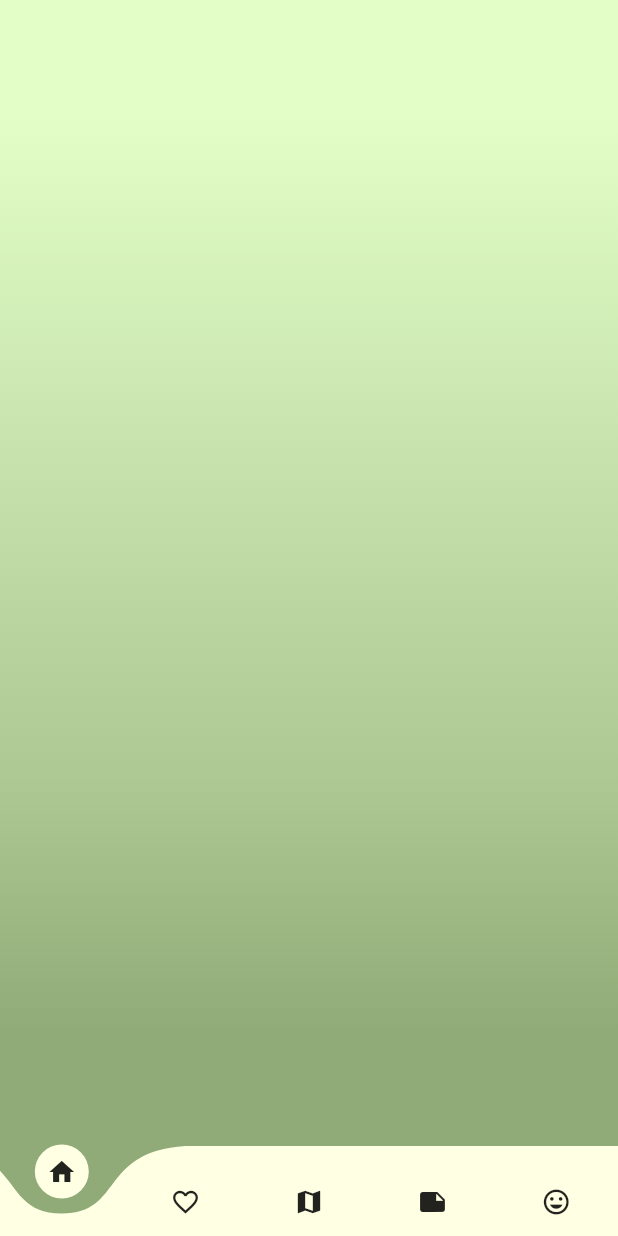
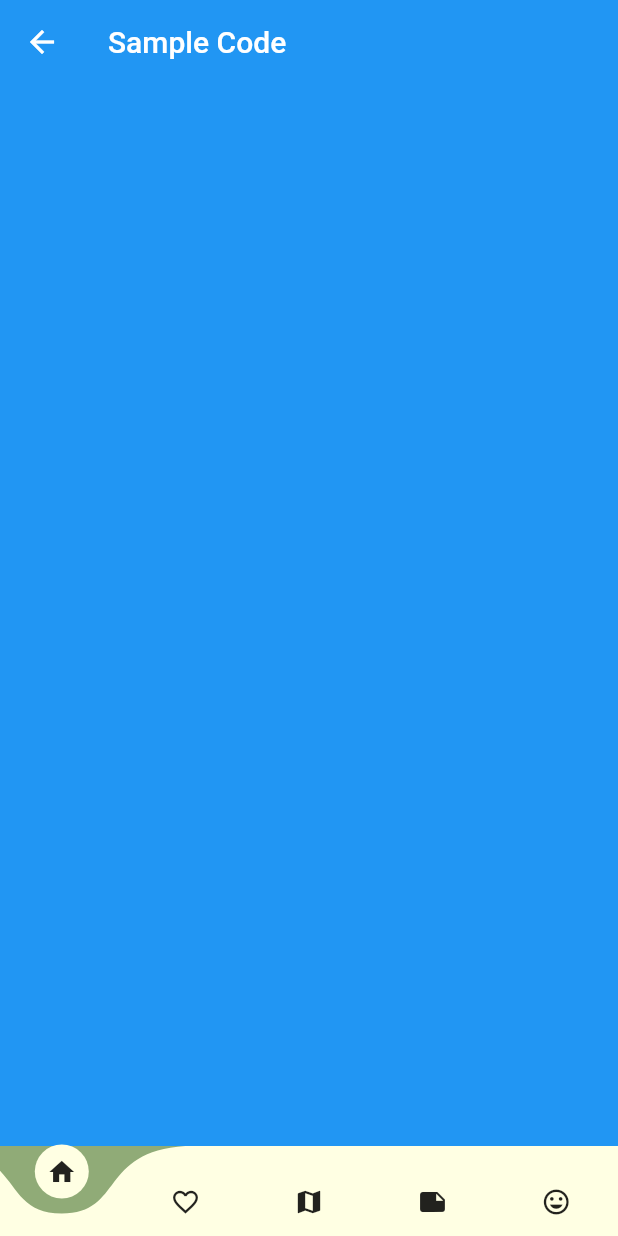
Before and after one commit to Sanitc/phoikos, a Flutter app: the screen it shows after launch, after a tap on "CONNEXION", on a phone screen of 412 x 824 dp. Run offline on Flutter 3.47's test engine with Material 2 defaults, Android fonts, the phone set to English and light mode, and no system bars; drawn by our look-alikes of curved_navigation_bar; our stand-ins replace google_maps_flutter.

Commit message:
- cleaning - optimize switching between views on main page

```diff
--- a/lib/main.dart
+++ b/lib/main.dart
@@ -1,23 +1,20 @@
 import 'package:flutter/material.dart';
 import 'package:flutter/services.dart';
-import 'package:phoikos/pages/login_screen.dart';
+import 'package:phoikos/page/login_page.dart';
 
 void main() => runApp(MyApp());
 
 class MyApp extends StatelessWidget {
-  // This widget is the root of your application.
   @override
   Widget build(BuildContext context) {
     SystemChrome.setEnabledSystemUIOverlays([]);
     SystemChrome.setPreferredOrientations([
       DeviceOrientation.portraitUp,
-      DeviceOrientation.portraitDown,
     ]);
 
     return MaterialApp(
-      title: 'Flutter Login UI',
       debugShowCheckedModeBanner: false,
-      home: LoginScreen(),
+      home: LoginPageWidget(),
     );
   }
 }
--- a/lib/pages/login_screen.dart
+++ b/lib/page/login_page.dart
@@ -1,14 +1,14 @@
 import 'package:flutter/material.dart';
 import 'package:flutter/services.dart';
-import 'package:phoikos/pages/homePage.dart';
-import 'package:phoikos/utilities/constants.dart';
+import 'package:phoikos/page/main_page.dart';
+import 'package:phoikos/utils/constants.dart';
 
-class LoginScreen extends StatefulWidget {
+class LoginPageWidget extends StatefulWidget {
   @override
-  _LoginScreenState createState() => _LoginScreenState();
+  _LoginPageWidgetState createState() => _LoginPageWidgetState();
 }
 
-class _LoginScreenState extends State<LoginScreen> {
+class _LoginPageWidgetState extends State<LoginPageWidget> {
   bool _rememberMe = false;
 
   Widget _buildEmailTF() {
@@ -244,9 +244,8 @@ class _LoginScreenState extends State<LoginScreen> {
   }
 
   void goToHomePage() {
-    Navigator.push(context,
-        new MaterialPageRoute(builder: (BuildContext context) {
-      return new BottomNavBar();
+    Navigator.push(context, MaterialPageRoute(builder: (BuildContext context) {
+      return MainPageWidget();
     }));
   }
 }
--- /dev/null
+++ b/lib/page/main_page.dart
@@ -0,0 +1,73 @@
+import 'package:curved_navigation_bar/curved_navigation_bar.dart';
+import 'package:flutter/material.dart';
+import 'package:phoikos/screen/favorite_screen.dart';
+import 'package:phoikos/screen/home_screen.dart';
+import 'package:phoikos/screen/map_screen.dart';
+import 'package:phoikos/screen/note_screen.dart';
+import 'package:phoikos/screen/profile_screen.dart';
+
+class MainPageWidget extends StatefulWidget {
+  @override
+  _MainPageWidgetState createState() => _MainPageWidgetState();
+}
+
+class _MainPageWidgetState extends State<MainPageWidget> {
+  final GlobalKey _bottomNavigationKey = GlobalKey();
+
+  final HomeScreenWidget _homeScreenWidget = HomeScreenWidget();
+  final FavoriteScreenWidget _favoriteScreenWidget = FavoriteScreenWidget();
+  final MapScreenWidget _mapScreenWidget = MapScreenWidget();
+  final NoteScreenWidget _noteScreenWidget = NoteScreenWidget();
+  final ProfileScreenWidget _profileScreenWidget = ProfileScreenWidget();
+
+  int _pageIndex = 0;
+
+  @override
+  void initState() {
+    super.initState();
+  }
+
+  @override
+  Widget build(BuildContext context) {
+    return Scaffold(
+      bottomNavigationBar: CurvedNavigationBar(
+        key: _bottomNavigationKey,
+        index: _pageIndex,
+        height: 60.0,
+        items: <Widget>[
+          Icon(Icons.home, size: 20),
+          Icon(Icons.favorite_border, size: 20),
+          Icon(Icons.map, size: 20),
+          Icon(Icons.note, size: 20),
+          Icon(Icons.tag_faces, size: 20),
+        ],
+        color: Color(0xFFFFFFE3),
+        backgroundColor: Color(0xFF90AB77),
+        buttonBackgroundColor: Color(0xFFFFFFE3),
+        animationCurve: Curves.easeInOut,
+        animationDuration: Duration(milliseconds: 300),
+        onTap: (int index) {
+          setState(() {
+            _pageIndex = index;
+          });
+        },
+      ),
+      body: Stack(
+        children: <Widget>[
+          _widgetWithOpacity(_pageIndex == 0, _homeScreenWidget),
+          _widgetWithOpacity(_pageIndex == 1, _favoriteScreenWidget),
+          _widgetWithOpacity(_pageIndex == 2, _mapScreenWidget),
+          _widgetWithOpacity(_pageIndex == 3, _noteScreenWidget),
+          _widgetWithOpacity(_pageIndex == 4, _profileScreenWidget),
+        ],
+      ),
+    );
+  }
+
+  Widget _widgetWithOpacity(bool visible, Widget child) {
+    return Opacity(
+      opacity: visible ? 1.0 : 0.0,
+      child: child,
+    );
+  }
+}
--- a/lib/pages/homePage.dart
+++ /dev/null
@@ -1,103 +0,0 @@
-import 'package:curved_navigation_bar/curved_navigation_bar.dart';
-import 'package:flutter/material.dart';
-import 'package:flutter/services.dart';
-import 'package:phoikos/pages/pageAccueil.dart';
-import 'package:phoikos/pages/pageFavoris.dart';
-import 'package:phoikos/pages/pageMap.dart';
-import 'package:phoikos/pages/pageNotes.dart';
-import 'package:phoikos/pages/pageProfil.dart';
-
-void main() => runApp(
-    MaterialApp(debugShowCheckedModeBanner: false, home: BottomNavBar()));
-
-class BottomNavBar extends StatefulWidget {
-  @override
-  _BottomNavBarState createState() => _BottomNavBarState();
-}
-
-class _BottomNavBarState extends State<BottomNavBar> {
-  int pageIndex = 0;
-  GlobalKey _bottomNavigationKey = GlobalKey();
-
-  final PageAccueil _pageAccueil = PageAccueil();
-  final PageFavoris _pageFavoris = PageFavoris();
-  final PageMap _pageMap = PageMap();
-  final PageNotes _pageNotes = PageNotes();
-  final PageProfil _pageProfil = PageProfil();
-
-  Widget _showPage = new PageAccueil();
-
-  Widget _pageChooser(int page) {
-    switch (page) {
-      case 0:
-        return _pageAccueil;
-        break;
-
-      case 1:
-        return _pageFavoris;
-        break;
-
-      case 2:
-        return _pageMap;
-        break;
-
-      case 3:
-        return _pageNotes;
-        break;
-
-      case 4:
-        return _pageProfil;
-        break;
-    }
-  }
-
-  @override
-  Widget build(BuildContext context) {
-    SystemChrome.setEnabledSystemUIOverlays([]);
-    SystemChrome.setPreferredOrientations([
-      DeviceOrientation.portraitUp,
-      DeviceOrientation.portraitDown,
-    ]);
-    return Scaffold(
-      bottomNavigationBar: CurvedNavigationBar(
-        key: _bottomNavigationKey,
-        index: pageIndex,
-        height: 60.0,
-        items: <Widget>[
-          Icon(Icons.home, size: 20),
-          Icon(Icons.favorite_border, size: 20),
-          Icon(Icons.map, size: 20),
-          Icon(Icons.note, size: 20),
-          Icon(Icons.tag_faces, size: 20),
-        ],
-        color: Color(0xFFFFFFE3),
-        backgroundColor: Color(0xFF90AB77),
-        buttonBackgroundColor: Color(0xFFFFFFE3),
-        animationCurve: Curves.easeInOut,
-        animationDuration: Duration(milliseconds: 300),
-        onTap: (int tappedIndex) {
-          setState(() {
-            _showPage = _pageChooser(tappedIndex);
-          });
-        },
-      ),
-      body: Container(
-        height: double.infinity,
-        width: double.infinity,
-        decoration: BoxDecoration(
-          gradient: LinearGradient(
-            begin: Alignment.topCenter,
-            end: Alignment.bottomCenter,
-            colors: [
-              Color(0xFFE3FFC7),
-              Color(0xFFC7E2AC),
-              Color(0xFFABC691),
-              Color(0xFF90AB77),
-            ],
-            stops: [0.1, 0.4, 0.7, 0.9],
-          ),
-        ),
-      ),
-    );
-  }
-}
--- a/lib/pages/pageProfil.dart
+++ b/lib/screen/favorite_screen.dart
@@ -1,11 +1,11 @@
 import 'package:flutter/material.dart';
 
-class PageProfil extends StatelessWidget {
+class FavoriteScreenWidget extends StatelessWidget {
   @override
   Widget build(BuildContext context) {
     return Container(
         child: Text(
-      'Profil',
+      'Favoris',
       textScaleFactor: 2.0,
     ));
   }
--- a/lib/pages/pageAccueil.dart
+++ b/lib/screen/home_screen.dart
@@ -1,6 +1,6 @@
 import 'package:flutter/material.dart';
 
-class PageAccueil extends StatelessWidget {
+class HomeScreenWidget extends StatelessWidget {
   @override
   Widget build(BuildContext context) {
     return AppBar(
--- a/lib/pages/pageNotes.dart
+++ b/lib/screen/note_screen.dart
@@ -1,6 +1,6 @@
 import 'package:flutter/material.dart';
 
-class PageNotes extends StatelessWidget {
+class NoteScreenWidget extends StatelessWidget {
   @override
   Widget build(BuildContext context) {
     return Container(
--- a/lib/pages/pageFavoris.dart
+++ b/lib/screen/profile_screen.dart
@@ -1,11 +1,11 @@
 import 'package:flutter/material.dart';
 
-class PageFavoris extends StatelessWidget {
+class ProfileScreenWidget extends StatelessWidget {
   @override
   Widget build(BuildContext context) {
     return Container(
         child: Text(
-      'Favoris',
+      'Profil',
       textScaleFactor: 2.0,
     ));
   }
```
Also changed, not shown: lib/screen/map_screen.dart (renamed from lib/pages/pageMap.Dart, +4 -5 lines), lib/utils/constants.dart (renamed from lib/utilities/constants.dart), 1 other file.
